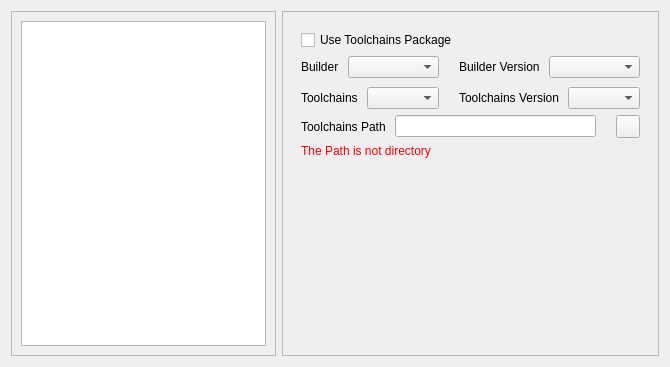
Above: dialogs/ui/gen_code_dialog.ui from csplink/csp before the change. Below: the same form after it.
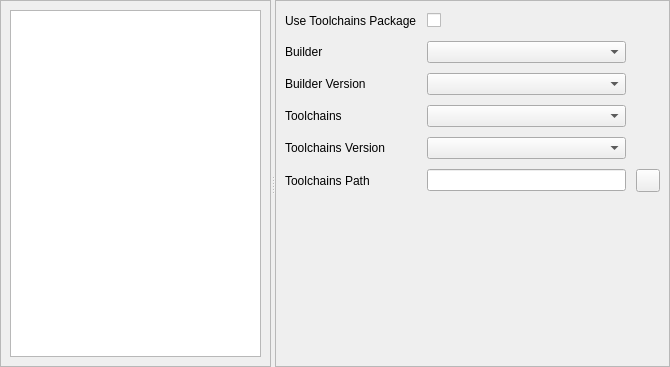
That is the form after the change. Custom widgets are drawn as their Qt base class.

The edit to the form file:
```diff
--- a/dialogs/ui/gen_code_dialog.ui
+++ b/dialogs/ui/gen_code_dialog.ui
@@ -20,7 +20,26 @@
    <string>GenCodeDialog</string>
   </property>
   <layout class="QHBoxLayout" name="horizontalLayout">
+   <property name="leftMargin">
+    <number>0</number>
+   </property>
+   <property name="topMargin">
+    <number>0</number>
+   </property>
+   <property name="rightMargin">
+    <number>0</number>
+   </property>
+   <property name="bottomMargin">
+    <number>0</number>
+   </property>
    <item>
+    <widget class="QSplitter" name="splitter">
+     <property name="orientation">
+      <enum>Qt::Horizontal</enum>
+     </property>
+     <property name="childrenCollapsible">
+      <bool>false</bool>
+     </property>
     <widget class="SimpleCardWidget" name="settingListCard">
      <property name="sizePolicy">
       <sizepolicy hsizetype="Preferred" vsizetype="Preferred">
@@ -47,8 +66,6 @@
       </item>
      </layout>
     </widget>
-   </item>
-   <item>
     <widget class="SimpleCardWidget" name="frame_1">
      <property name="frameShape">
       <enum>QFrame::StyledPanel</enum>
@@ -58,54 +75,52 @@
      </property>
      <layout class="QVBoxLayout" name="verticalLayout">
       <property name="leftMargin">
-       <number>9</number>
+        <number>0</number>
       </property>
       <property name="topMargin">
-       <number>9</number>
+        <number>0</number>
       </property>
       <property name="rightMargin">
-       <number>9</number>
+        <number>0</number>
       </property>
       <property name="bottomMargin">
-       <number>9</number>
+        <number>0</number>
       </property>
       <item>
        <widget class="QStackedWidget" name="settingStackedWidget">
+         <property name="currentIndex">
+          <number>0</number>
+         </property>
         <widget class="QWidget" name="builderPage">
-         <layout class="QVBoxLayout" name="verticalLayout_3">
+          <layout class="QVBoxLayout" name="verticalLayout_2">
           <item>
-           <widget class="CheckBox" name="useToolchainsPackageCheckbox">
+            <layout class="QGridLayout" name="gridLayout">
+             <property name="sizeConstraint">
+              <enum>QLayout::SetDefaultConstraint</enum>
+             </property>
+             <property name="spacing">
+              <number>10</number>
+             </property>
+             <item row="3" column="1">
+              <widget class="ComboBox" name="toolchainsCombobox"/>
+             </item>
+             <item row="3" column="0">
+              <widget class="BodyLabel" name="toolchainsLabel">
+               <property name="sizePolicy">
+                <sizepolicy hsizetype="Fixed" vsizetype="Preferred">
+                 <horstretch>0</horstretch>
+                 <verstretch>0</verstretch>
+                </sizepolicy>
+               </property>
             <property name="text">
-             <string>Use Toolchains Package</string>
+                <string>Toolchains</string>
             </property>
            </widget>
           </item>
-          <item>
-           <layout class="QGridLayout" name="gridLayout_3">
-            <property name="leftMargin">
-             <number>0</number>
-            </property>
-            <property name="topMargin">
-             <number>0</number>
-            </property>
-            <property name="rightMargin">
-             <number>0</number>
-            </property>
-            <property name="bottomMargin">
-             <number>0</number>
-            </property>
-            <property name="horizontalSpacing">
-             <number>20</number>
-            </property>
-            <property name="verticalSpacing">
-             <number>9</number>
-            </property>
-            <item row="0" column="0">
-             <layout class="QHBoxLayout" name="horizontalLayout_3">
-              <property name="spacing">
-               <number>9</number>
-              </property>
-              <item>
+             <item row="4" column="1">
+              <widget class="ComboBox" name="toolchainsVersionComboBox"/>
+             </item>
+             <item row="1" column="0">
                <widget class="BodyLabel" name="builderLabel">
                 <property name="sizePolicy">
                  <sizepolicy hsizetype="Fixed" vsizetype="Preferred">
@@ -118,17 +133,33 @@
                 </property>
                </widget>
               </item>
-              <item>
+             <item row="4" column="0">
+              <widget class="BodyLabel" name="toolchainsVersionLabel">
+               <property name="sizePolicy">
+                <sizepolicy hsizetype="Fixed" vsizetype="Preferred">
+                 <horstretch>0</horstretch>
+                 <verstretch>0</verstretch>
+                </sizepolicy>
+               </property>
+               <property name="text">
+                <string>Toolchains Version</string>
+               </property>
+              </widget>
+             </item>
+             <item row="1" column="1">
                <widget class="ComboBox" name="builderComboBox"/>
               </item>
-             </layout>
-            </item>
-            <item row="0" column="1">
-             <layout class="QHBoxLayout" name="horizontalLayout_6">
-              <property name="spacing">
-               <number>9</number>
-              </property>
-              <item>
+             <item row="5" column="2">
+              <widget class="ToolButton" name="toolchainsManagerBtn">
+               <property name="toolTip">
+                <string>Package Manager</string>
+               </property>
+               <property name="text">
+                <string/>
+               </property>
+              </widget>
+             </item>
+             <item row="2" column="0">
                <widget class="BodyLabel" name="builderVersionLabel">
                 <property name="sizePolicy">
                  <sizepolicy hsizetype="Fixed" vsizetype="Preferred">
@@ -141,65 +172,10 @@
                 </property>
                </widget>
               </item>
-              <item>
+             <item row="2" column="1">
                <widget class="ComboBox" name="builderVersionComboBox"/>
               </item>
-             </layout>
-            </item>
-            <item row="1" column="0">
-             <layout class="QHBoxLayout" name="horizontalLayout_5">
-              <property name="spacing">
-               <number>9</number>
-              </property>
-              <item>
-               <widget class="BodyLabel" name="toolchainsLabel">
-                <property name="sizePolicy">
-                 <sizepolicy hsizetype="Fixed" vsizetype="Preferred">
-                  <horstretch>0</horstretch>
-                  <verstretch>0</verstretch>
-                 </sizepolicy>
-                </property>
-                <property name="text">
-                 <string>Toolchains</string>
-                </property>
-               </widget>
-              </item>
-              <item>
-               <widget class="ComboBox" name="toolchainsCombobox"/>
-              </item>
-             </layout>
-            </item>
-            <item row="1" column="1">
-             <layout class="QHBoxLayout" name="horizontalLayout_7">
-              <property name="spacing">
-               <number>9</number>
-              </property>
-              <item>
-               <widget class="BodyLabel" name="toolchainsVersionLabel">
-                <property name="sizePolicy">
-                 <sizepolicy hsizetype="Fixed" vsizetype="Preferred">
-                  <horstretch>0</horstretch>
-                  <verstretch>0</verstretch>
-                 </sizepolicy>
-                </property>
-                <property name="text">
-                 <string>Toolchains Version</string>
-                </property>
-               </widget>
-              </item>
-              <item>
-               <widget class="ComboBox" name="toolchainsVersionComboBox"/>
-              </item>
-             </layout>
-            </item>
-           </layout>
-          </item>
-          <item>
-           <layout class="QHBoxLayout" name="horizontalLayout_8">
-            <property name="spacing">
-             <number>9</number>
-            </property>
-            <item>
+             <item row="5" column="0">
              <widget class="BodyLabel" name="toolchainsPathLabel">
               <property name="sizePolicy">
                <sizepolicy hsizetype="Fixed" vsizetype="Preferred">
@@ -212,41 +188,46 @@
               </property>
              </widget>
             </item>
-            <item>
-             <layout class="QHBoxLayout" name="horizontalLayout_4">
-              <property name="spacing">
-               <number>20</number>
-              </property>
-              <item>
+             <item row="5" column="1">
                <widget class="LineEdit" name="toolchainsPathLineEdit">
                 <property name="readOnly">
                  <bool>true</bool>
                 </property>
                </widget>
               </item>
-              <item>
-               <widget class="ToolButton" name="toolchainsManagerBtn">
-                <property name="toolTip">
-                 <string>Package Manager</string>
+             <item row="0" column="1">
+              <widget class="CheckBox" name="useToolchainsPackageCheckbox">
+               <property name="sizePolicy">
+                <sizepolicy hsizetype="Fixed" vsizetype="Fixed">
+                 <horstretch>0</horstretch>
+                 <verstretch>0</verstretch>
+                </sizepolicy>
                 </property>
                 <property name="text">
                  <string/>
                 </property>
                </widget>
               </item>
-             </layout>
-            </item>
-           </layout>
-          </item>
-          <item>
-           <widget class="CaptionLabel" name="toolchainsFolderInvalidLabel">
-            <property name="styleSheet">
-             <string notr="true">color: rgb(255, 0, 0);</string>
+             <item row="0" column="0">
+              <widget class="BodyLabel" name="builderLabel_2">
+               <property name="sizePolicy">
+                <sizepolicy hsizetype="Fixed" vsizetype="Preferred">
+                 <horstretch>0</horstretch>
+                 <verstretch>0</verstretch>
+                </sizepolicy>
+               </property>
+               <property name="minimumSize">
+                <size>
+                 <width>0</width>
+                 <height>21</height>
+                </size>
             </property>
             <property name="text">
-             <string>The Path is not directory</string>
-            </property>
-           </widget>
+                <string>Use Toolchains Package</string>
+               </property>
+              </widget>
+             </item>
+            </layout>
           </item>
           <item>
            <spacer name="verticalSpacer">
@@ -264,10 +245,12 @@
          </layout>
         </widget>
         <widget class="QWidget" name="linkerPage">
-         <layout class="QGridLayout" name="gridLayout_4">
-          <item row="1" column="1">
-           <widget class="LineEdit" name="minStackLineEdit"/>
-          </item>
+          <layout class="QVBoxLayout" name="verticalLayout_3">
+           <item>
+            <layout class="QGridLayout" name="gridLayout_3">
+             <property name="spacing">
+              <number>10</number>
+             </property>
           <item row="0" column="0">
            <widget class="BodyLabel" name="minHeapSizeLabel">
             <property name="sizePolicy">
@@ -281,6 +264,9 @@
             </property>
            </widget>
           </item>
+             <item row="1" column="1">
+              <widget class="LineEdit" name="minStackLineEdit"/>
+             </item>
           <item row="0" column="1">
            <widget class="LineEdit" name="minHeapLineEdit"/>
           </item>
@@ -297,7 +283,19 @@
             </property>
            </widget>
           </item>
-          <item row="2" column="0">
+             <item row="1" column="2">
+              <widget class="ToolButton" name="toolchainsManagerBtn_2">
+               <property name="toolTip">
+                <string/>
+               </property>
+               <property name="text">
+                <string/>
+               </property>
+              </widget>
+             </item>
+            </layout>
+           </item>
+           <item>
            <spacer name="verticalSpacer_2">
             <property name="orientation">
              <enum>Qt::Vertical</enum>
@@ -314,38 +312,12 @@
         </widget>
         <widget class="QWidget" name="packagePage">
          <layout class="QVBoxLayout" name="verticalLayout_4">
-          <item>
-           <widget class="CheckBox" name="copyLibraryCheckbox">
-            <property name="text">
-             <string>Copy the library files to the project directory</string>
-            </property>
-           </widget>
-          </item>
           <item>
            <layout class="QGridLayout" name="gridLayout_2">
-            <property name="horizontalSpacing">
-             <number>20</number>
-            </property>
-            <property name="verticalSpacing">
-             <number>9</number>
-            </property>
-            <item row="0" column="0">
-             <widget class="BodyLabel" name="halVersionLabel">
-              <property name="sizePolicy">
-               <sizepolicy hsizetype="Fixed" vsizetype="Preferred">
-                <horstretch>0</horstretch>
-                <verstretch>0</verstretch>
-               </sizepolicy>
-              </property>
-              <property name="text">
-               <string>Package Version</string>
-              </property>
-             </widget>
-            </item>
-            <item row="0" column="1">
-             <widget class="ComboBox" name="halVersionComboBox"/>
-            </item>
-            <item row="1" column="0">
+             <property name="spacing">
+              <number>10</number>
+             </property>
+             <item row="2" column="0">
              <widget class="BodyLabel" name="halPathLabel">
               <property name="sizePolicy">
                <sizepolicy hsizetype="Fixed" vsizetype="Preferred">
@@ -359,18 +331,22 @@
              </widget>
             </item>
             <item row="1" column="1">
-             <layout class="QHBoxLayout" name="horizontalLayout_2">
-              <property name="spacing">
-               <number>20</number>
-              </property>
-              <item>
-               <widget class="LineEdit" name="halPathLineEdit">
-                <property name="readOnly">
-                 <bool>true</bool>
+              <widget class="ComboBox" name="halVersionComboBox"/>
+             </item>
+             <item row="1" column="0">
+              <widget class="BodyLabel" name="halVersionLabel">
+               <property name="sizePolicy">
+                <sizepolicy hsizetype="Fixed" vsizetype="Preferred">
+                 <horstretch>0</horstretch>
+                 <verstretch>0</verstretch>
+                </sizepolicy>
+               </property>
+               <property name="text">
+                <string>Package Version</string>
                 </property>
                </widget>
               </item>
-              <item>
+             <item row="2" column="2">
                <widget class="ToolButton" name="packageManagerBtn">
                 <property name="toolTip">
                  <string>Package Manager</string>
@@ -380,19 +356,46 @@
                 </property>
                </widget>
               </item>
-             </layout>
-            </item>
-           </layout>
-          </item>
-          <item>
-           <widget class="CaptionLabel" name="halFolderInvalidLabel">
-            <property name="styleSheet">
-             <string notr="true">color: rgb(255, 0, 0);</string>
+             <item row="2" column="1">
+              <widget class="LineEdit" name="halPathLineEdit">
+               <property name="readOnly">
+                <bool>true</bool>
+               </property>
+              </widget>
+             </item>
+             <item row="0" column="0">
+              <widget class="BodyLabel" name="halVersionLabel_2">
+               <property name="sizePolicy">
+                <sizepolicy hsizetype="Fixed" vsizetype="Preferred">
+                 <horstretch>0</horstretch>
+                 <verstretch>0</verstretch>
+                </sizepolicy>
+               </property>
+               <property name="minimumSize">
+                <size>
+                 <width>0</width>
+                 <height>0</height>
+                </size>
+               </property>
+               <property name="text">
+                <string>Copy the library files to the project directory</string>
+               </property>
+              </widget>
+             </item>
+             <item row="0" column="1">
+              <widget class="CheckBox" name="copyLibraryCheckbox">
+               <property name="sizePolicy">
+                <sizepolicy hsizetype="Fixed" vsizetype="Fixed">
+                 <horstretch>0</horstretch>
+                 <verstretch>0</verstretch>
+                </sizepolicy>
             </property>
             <property name="text">
-             <string>The Path is not directory</string>
-            </property>
-           </widget>
+                <string/>
+               </property>
+              </widget>
+             </item>
+            </layout>
           </item>
           <item>
            <spacer name="verticalSpacer_3">
@@ -413,6 +416,7 @@
       </item>
      </layout>
     </widget>
+    </widget>
    </item>
   </layout>
  </widget>
@@ -448,11 +452,6 @@
    <extends>QCheckBox</extends>
    <header>qfluentwidgets</header>
   </customwidget>
-  <customwidget>
-   <class>CaptionLabel</class>
-   <extends>QLabel</extends>
-   <header>qfluentwidgets</header>
-  </customwidget>
   <customwidget>
    <class>ListWidget</class>
    <extends>QListWidget</extends>
```
Lines whose indentation alone changed are shown as unchanged.
